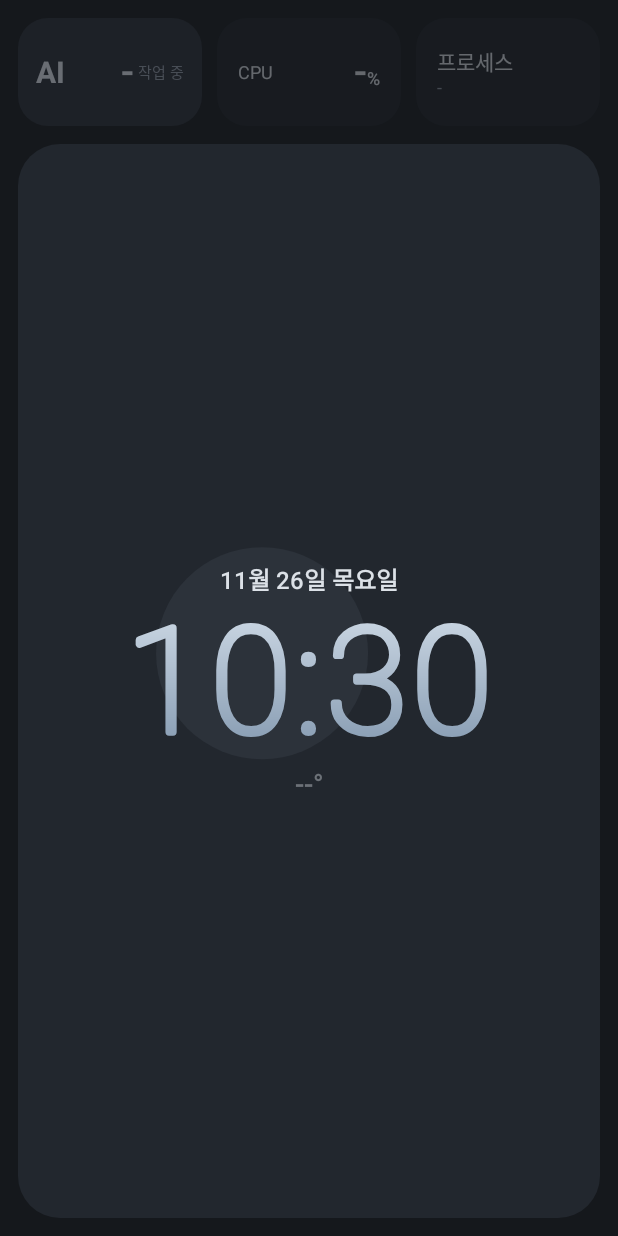
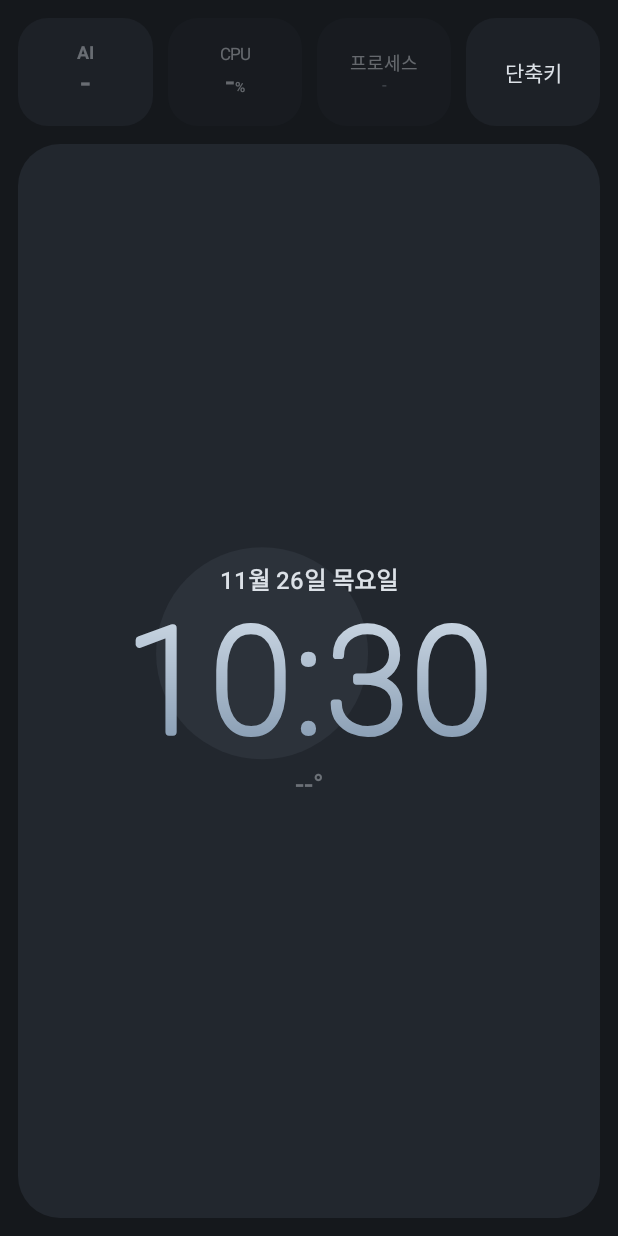
Before and after one commit to HYEONSIKOH/sidedesk, an Android app built with Jetpack Compose: the screen it shows after launch (MainActivity), on a phone screen of 412 x 824 dp. Run offline under Robolectric (Android 15) with nearby library versions, the phone set to English and light mode, and no system bars; libraries missing offline, so code that uses them is left out: uniffi.sidedesk_core, uniffi.sidedesk_core.bleServiceData, uniffi.sidedesk_core.bleServiceUuid, uniffi.sidedesk_core.generateKeyPair, uniffi.sidedesk_core.newRequestId.

Commit message:
[feature/SD-9] 안드로이드 단축키 화면, 작은 칸, 실행 명령 추가
Co-Authored-By: Claude Opus 5.5 <noreply@anthropic.com>

```diff
--- a/android/app/src/main/kotlin/io/github/hyeonsikoh/sidedesk/MainActivity.kt
+++ b/android/app/src/main/kotlin/io/github/hyeonsikoh/sidedesk/MainActivity.kt
@@ -20,6 +20,8 @@ import io.github.hyeonsikoh.sidedesk.ai.AiViewModel
 import io.github.hyeonsikoh.sidedesk.ai.PhoneBuzzer
 import io.github.hyeonsikoh.sidedesk.clock.ClockViewModel
 import io.github.hyeonsikoh.sidedesk.desk.AiPart
+import io.github.hyeonsikoh.sidedesk.desk.ShortcutPart
+import io.github.hyeonsikoh.sidedesk.shortcut.ShortcutViewModel
 import io.github.hyeonsikoh.sidedesk.clock.PickActions
 import io.github.hyeonsikoh.sidedesk.clock.PrefsSettings
 import io.github.hyeonsikoh.sidedesk.desk.ClockPart
@@ -52,6 +54,9 @@ class MainActivity : ComponentActivity() {
     }
     private val ai: AiViewModel by viewModels {
         viewModelFactory { initializer { AiViewModel(app.link, PhoneBuzzer(app)) } }
+    }
+    private val shortcuts: ShortcutViewModel by viewModels {
+        viewModelFactory { initializer { ShortcutViewModel(app.link, PhoneBuzzer(app)) { newRequestId().toLong() } } }
     }
     private val clock: ClockViewModel by viewModels {
         viewModelFactory { initializer { ClockViewModel(app.link, settings) } }
@@ -98,6 +103,7 @@ class MainActivity : ComponentActivity() {
                         part,
                         actions,
                         aiPart,
+                        ShortcutPart(shortcuts.state.collectAsStateWithLifecycle().value, shortcuts::press),
                         modal = if (askLocation.value) LOCATION_NOTICE else null,
                         onModal = ::answerLocation,
                     )
--- a/android/app/src/main/kotlin/io/github/hyeonsikoh/sidedesk/ai/AiScreen.kt
+++ b/android/app/src/main/kotlin/io/github/hyeonsikoh/sidedesk/ai/AiScreen.kt
@@ -262,7 +262,7 @@ fun AiTile(state: AiScreenState, modifier: Modifier) {
         }
     }
     val busy = state.busy ?: 0
-    Box(
+    BoxWithConstraints(
         modifier
             .scale(pulse.value)
             .clip(RoundedCornerShape(20.dp))
@@ -280,11 +280,20 @@ fun AiTile(state: AiScreenState, modifier: Modifier) {
                 )
             }
         } else {
-            Row(Modifier.align(Alignment.Center).alpha(if (state.dimmed) DIM else 1f), verticalAlignment = Alignment.CenterVertically) {
-                Text("AI", color = Palette.ink, fontSize = fit(20.dp), fontWeight = FontWeight.Bold, maxLines = 1)
-                Spacer(Modifier.weight(1f))
-                Text(state.busy?.toString() ?: "-", color = Palette.ink, fontSize = fit(26.dp), fontWeight = FontWeight.Medium, maxLines = 1)
-                Text(" 작업 중", color = Palette.muted, fontSize = fit(10.dp), maxLines = 1)
+            val count = state.busy?.toString() ?: "-"
+            if (maxWidth < 72.dp) {
+                // 좁은 세로에서 칸이 넷이면 "작업 중"은 빼고 위아래로 쌓는다.
+                Column(Modifier.align(Alignment.Center).alpha(if (state.dimmed) DIM else 1f), horizontalAlignment = Alignment.CenterHorizontally) {
+                    Text("AI", color = Palette.ink, fontSize = fit(12.dp), fontWeight = FontWeight.Bold, maxLines = 1)
+                    Text(count, color = Palette.ink, fontSize = fit(22.dp), fontWeight = FontWeight.Medium, maxLines = 1)
+                }
+            } else {
+                Row(Modifier.align(Alignment.Center).alpha(if (state.dimmed) DIM else 1f), verticalAlignment = Alignment.CenterVertically) {
+                    Text("AI", color = Palette.ink, fontSize = fit(20.dp), fontWeight = FontWeight.Bold, maxLines = 1)
+                    Spacer(Modifier.weight(1f))
+                    Text(count, color = Palette.ink, fontSize = fit(26.dp), fontWeight = FontWeight.Medium, maxLines = 1)
+                    Text(" 작업 중", color = Palette.muted, fontSize = fit(10.dp), maxLines = 1)
+                }
             }
             if (state.waiting) {
                 Box(Modifier.align(Alignment.TopEnd).padding(top = 10.dp).size(7.dp).clip(CircleShape).background(Palette.waiting))
--- a/android/app/src/main/kotlin/io/github/hyeonsikoh/sidedesk/desk/DeskScreen.kt
+++ b/android/app/src/main/kotlin/io/github/hyeonsikoh/sidedesk/desk/DeskScreen.kt
@@ -58,6 +58,9 @@ import io.github.hyeonsikoh.sidedesk.ai.AiScreenState
 import io.github.hyeonsikoh.sidedesk.ai.AiTile
 import io.github.hyeonsikoh.sidedesk.ai.ForgeTab
 import io.github.hyeonsikoh.sidedesk.clock.ClockState
+import io.github.hyeonsikoh.sidedesk.shortcut.ShortcutBig
+import io.github.hyeonsikoh.sidedesk.shortcut.ShortcutState
+import io.github.hyeonsikoh.sidedesk.shortcut.ShortcutTile
 import io.github.hyeonsikoh.sidedesk.clock.HomeBig
 import io.github.hyeonsikoh.sidedesk.clock.HomeTile
 import io.github.hyeonsikoh.sidedesk.clock.PickActions
@@ -99,6 +102,13 @@ class AiPart(val state: AiScreenState, val selectTab: (ForgeTab) -> Unit) {
     }
 }
 
+/** 단축키 쪽 상태와 할 일 */
+class ShortcutPart(val state: ShortcutState, val press: (Int) -> Unit) {
+    companion object {
+        val EMPTY = ShortcutPart(ShortcutState()) {}
+    }
+}
+
 /** 시계 쪽 상태와 할 일. 홈 큰 화면, 홈 작은 칸, 고르기에 쓴다. */
 class ClockPart(
     val state: ClockState,
@@ -117,13 +127,14 @@ fun DeskScreen(
     clock: ClockPart,
     actions: DeskActions,
     ai: AiPart = AiPart.EMPTY,
+    shortcuts: ShortcutPart = ShortcutPart.EMPTY,
     modal: Confirm? = null,
     /** 안내 창 답. true 확인, false 취소 버튼, null 바깥 누르기나 뒤로 가기 */
     onModal: (Boolean?) -> Unit = {},
 ) {
     val shown = state.asking?.let(::killConfirm) ?: modal
     Box(Modifier.fillMaxSize().background(Palette.ground)) {
-        Content(state, clock, ai, actions, Modifier.behindModal(shown != null))
+        Content(state, clock, ai, shortcuts, actions, Modifier.behindModal(shown != null))
         ConfirmModal(
             shown,
             onConfirm = { if (state.asking != null) actions.confirmKill() else onModal(true) },
@@ -142,27 +153,30 @@ private fun killConfirm(process: ProcessInfo) = Confirm(
 )
 
 @Composable
-private fun Content(state: DeskState, clock: ClockPart, ai: AiPart, actions: DeskActions, modifier: Modifier) {
+private fun Content(state: DeskState, clock: ClockPart, ai: AiPart, shortcuts: ShortcutPart, actions: DeskActions, modifier: Modifier) {
     val now = rememberNow(clock.now)
     BoxWithConstraints(modifier.fillMaxSize().safeDrawingPadding().padding(12.dp)) {
         val wide = maxWidth >= maxHeight
         if (wide) {
             Row(Modifier.fillMaxSize(), horizontalArrangement = Arrangement.spacedBy(12.dp)) {
-                Big(state, clock, ai, now, actions, Modifier.weight(1f).fillMaxHeight())
+                Big(state, clock, ai, shortcuts, now, actions, Modifier.weight(1f).fillMaxHeight())
                 Column(Modifier.width(132.dp), verticalArrangement = Arrangement.spacedBy(10.dp)) {
-                    SmallTiles(state, clock, ai, now, actions, Modifier.fillMaxWidth().height(72.dp))
+                    SmallTiles(state, clock, ai, shortcuts, now, actions, Modifier.fillMaxWidth().weight(1f, fill = false).height(72.dp))
                 }
             }
         } else {
             Column(Modifier.fillMaxSize(), verticalArrangement = Arrangement.spacedBy(12.dp)) {
                 Row(Modifier.fillMaxWidth(), horizontalArrangement = Arrangement.spacedBy(10.dp)) {
-                    SmallTiles(state, clock, ai, now, actions, Modifier.weight(1f).height(72.dp))
+                    SmallTiles(state, clock, ai, shortcuts, now, actions, Modifier.weight(1f).height(72.dp))
                 }
-                Big(state, clock, ai, now, actions, Modifier.weight(1f).fillMaxWidth())
+                Big(state, clock, ai, shortcuts, now, actions, Modifier.weight(1f).fillMaxWidth())
             }
         }
     }
 }
+
+/** 이보다 좁은 작은 칸은 글자를 위아래로 쌓는다. */
+internal val NARROW = 96.dp
 
 /** 큰 화면 판. 시험에서 찾는다. */
 const val BIG = "big"
@@ -171,7 +185,7 @@ const val BIG = "big"
 private fun Modifier.dim(dimmed: Boolean) = alpha(if (dimmed) 0.4f else 1f)
 
 @Composable
-private fun SmallTiles(state: DeskState, clock: ClockPart, ai: AiPart, now: Long, actions: DeskActions, tile: Modifier) {
+private fun SmallTiles(state: DeskState, clock: ClockPart, ai: AiPart, shortcuts: ShortcutPart, now: Long, actions: DeskActions, tile: Modifier) {
     // 고르는 중에 작은 칸을 누르면 고르기를 닫고 그 화면으로 간다.
     fun go(screen: Screen) {
         clock.actions.done()
@@ -183,12 +197,13 @@ private fun SmallTiles(state: DeskState, clock: ClockPart, ai: AiPart, now: Long
             Screen.Ai -> AiTile(ai.state, tile.clickable { go(Screen.Ai) })
             Screen.Perf -> CpuTile(state.perf?.cpu, tile.clickable { go(Screen.Perf) }.dim(state.dimmed))
             Screen.Processes -> TopProcessTile(state.rows.firstOrNull(), tile.clickable { go(Screen.Processes) }.dim(state.dimmed))
+            Screen.Shortcuts -> ShortcutTile(shortcuts.state, tile.clickable { go(Screen.Shortcuts) })
         }
     }
 }
 
 @Composable
-private fun Big(state: DeskState, clock: ClockPart, ai: AiPart, now: Long, actions: DeskActions, modifier: Modifier) {
+private fun Big(state: DeskState, clock: ClockPart, ai: AiPart, shortcuts: ShortcutPart, now: Long, actions: DeskActions, modifier: Modifier) {
     val home = state.big == Screen.Home
     val picking = home && clock.state.picking
     val swipe = with(LocalDensity.current) { 60.dp.toPx() }
@@ -218,6 +233,7 @@ private fun Big(state: DeskState, clock: ClockPart, ai: AiPart, now: Long, actio
             Screen.Ai -> AiBig(ai.state, now, ai.selectTab)
             Screen.Perf -> PerfScreen(state, Modifier.dim(state.dimmed))
             Screen.Processes -> ProcessScreen(state, actions, Modifier.dim(state.dimmed))
+            Screen.Shortcuts -> ShortcutBig(shortcuts.state, shortcuts.press)
         }
         if (home && !picking) {
             clock.notice?.let {
@@ -455,8 +471,15 @@ private fun ProcessRow(process: ProcessInfo, share: Float, onClick: () -> Unit)
 
 @Composable
 private fun CpuTile(cpu: Float?, modifier: Modifier) {
-    Box(modifier.clip(RoundedCornerShape(20.dp)).background(Palette.side)) {
+    BoxWithConstraints(modifier.clip(RoundedCornerShape(20.dp)).background(Palette.side)) {
         Liquid(cpu, Modifier.fillMaxSize())
+        if (maxWidth < NARROW) {
+            // 좁은 세로에서 작은 칸이 넷이면 칸이 72dp 남짓이라 글자를 위아래로 쌓는다.
+            Column(Modifier.fillMaxSize(), verticalArrangement = Arrangement.Center, horizontalAlignment = Alignment.CenterHorizontally) {
+                Text("CPU", color = Palette.ink, fontSize = fit(11.dp), maxLines = 1)
+                Percent(cpu, fit(20.dp))
+            }
+        } else {
             Row(Modifier.fillMaxSize().padding(horizontal = 14.dp), verticalAlignment = Alignment.CenterVertically) {
                 Text("CPU", color = Palette.ink, fontSize = 12.sp)
                 Spacer(Modifier.weight(1f))
@@ -464,15 +487,27 @@ private fun CpuTile(cpu: Float?, modifier: Modifier) {
             }
         }
     }
+}
 
 @Composable
 private fun TopProcessTile(top: ProcessInfo?, modifier: Modifier) {
+    BoxWithConstraints(modifier.clip(RoundedCornerShape(20.dp)).background(Palette.side)) {
+        val narrow = maxWidth < NARROW
         Column(
-        modifier.clip(RoundedCornerShape(20.dp)).background(Palette.side).padding(horizontal = 14.dp),
+            Modifier.fillMaxSize().padding(horizontal = if (narrow) 8.dp else 14.dp),
             verticalArrangement = Arrangement.Center,
+            horizontalAlignment = if (narrow) Alignment.CenterHorizontally else Alignment.Start,
         ) {
-        Text(top?.name ?: "프로세스", color = Palette.ink, fontSize = 14.sp, fontWeight = FontWeight.Medium, maxLines = 1, overflow = TextOverflow.Ellipsis)
-        Text(top?.let { "%.1f%%".format(it.cpu) } ?: "-", color = Palette.muted, fontSize = 12.sp)
+            Text(
+                top?.name ?: "프로세스",
+                color = Palette.ink,
+                fontSize = if (narrow) fit(12.dp) else 14.sp,
+                fontWeight = FontWeight.Medium,
+                maxLines = 1,
+                overflow = TextOverflow.Ellipsis,
+            )
+            Text(top?.let { "%.1f%%".format(it.cpu) } ?: "-", color = Palette.muted, fontSize = if (narrow) fit(11.dp) else 12.sp, maxLines = 1)
+        }
     }
 }
 
--- a/android/app/src/main/kotlin/io/github/hyeonsikoh/sidedesk/desk/DeskViewModel.kt
+++ b/android/app/src/main/kotlin/io/github/hyeonsikoh/sidedesk/desk/DeskViewModel.kt
@@ -4,7 +4,7 @@ import androidx.lifecycle.ViewModel
 import androidx.lifecycle.viewModelScope
 import io.github.hyeonsikoh.sidedesk.link.ComputerLink
 import io.github.hyeonsikoh.sidedesk.link.KillCommand
-import io.github.hyeonsikoh.sidedesk.link.KillResult
+import io.github.hyeonsikoh.sidedesk.link.CommandResult
 import io.github.hyeonsikoh.sidedesk.link.LinkState
 import io.github.hyeonsikoh.sidedesk.link.Perf
 import io.github.hyeonsikoh.sidedesk.link.ProcessInfo
@@ -21,7 +21,13 @@ import kotlinx.coroutines.launch
 enum class Sort { Cpu, Memory }
 
 /** 큰 화면에 띄울 수 있는 것. 옆으로 밀면 이 차례로 돈다. */
-enum class Screen(val topic: Topic) { Home(Topic.Weather), Ai(Topic.Ai), Perf(Topic.Perf), Processes(Topic.Processes) }
+enum class Screen(val topic: Topic) {
+    Home(Topic.Weather),
+    Ai(Topic.Ai),
+    Perf(Topic.Perf),
+    Processes(Topic.Processes),
+    Shortcuts(Topic.Shortcuts),
+}
 
 data class DeskState(
     val big: Screen = Screen.Home,
@@ -88,7 +94,7 @@ class DeskViewModel(
             link.state.collect { link -> _state.update { it.copy(dimmed = link !is LinkState.Connected) } }
         }
         viewModelScope.launch {
-            link.killResults.collect { result ->
+            link.results.collect { result ->
                 val name = names.remove(result.commandId) ?: return@collect
                 _state.update { it.copy(notice = message(name, result)) }
             }
@@ -122,7 +128,7 @@ class DeskViewModel(
         val target = _state.value.asking ?: return
         val id = newCommandId()
         names[id] = target.name
-        link.kill(KillCommand(id, target.pid, target.startedAt))
+        link.send(KillCommand(id, target.pid, target.startedAt))
         viewModelScope.launch {
             delay(LinkOwner.KILL_LIMIT_MILLIS)
             link.giveUp(id)
@@ -142,7 +148,7 @@ class DeskViewModel(
         Sort.Memory -> list.sortedByDescending { it.memoryBytes }
     }
 
-    private fun message(name: String, result: KillResult) = when {
+    private fun message(name: String, result: CommandResult) = when {
         result.ok -> "${eul(name)} 끝냈습니다"
         result.reason.isBlank() -> "${eul(name)} 끝내지 못했습니다"
         else -> "${eul(name)} 끝내지 못했습니다. ${result.reason}"
--- a/android/app/src/main/kotlin/io/github/hyeonsikoh/sidedesk/link/ComputerLink.kt
+++ b/android/app/src/main/kotlin/io/github/hyeonsikoh/sidedesk/link/ComputerLink.kt
@@ -39,7 +39,13 @@ interface ComputerLink {
     /** 세션 알림. 버리지 않는다. 한 연결 안의 같은 id 는 한 번만 온다. */
     val alerts: SharedFlow<AiAlert>
 
-    val killResults: SharedFlow<KillResult>
+    /** 지금 붙은 컴퓨터의 단축키 목록. 다른 컴퓨터가 붙으면 지운다. */
+    val shortcuts: StateFlow<List<Shortcut>?>
+
+    /** 지금 컴퓨터의 목록에 있는 단축키면 명령으로 두고 true, 아니면 보내지 않고 false */
+    fun runShortcut(command: RunShortcut): Boolean
+
+    val results: SharedFlow<CommandResult>
 
     fun start()
 
@@ -50,7 +56,7 @@ interface ComputerLink {
     fun setLocation(location: LocationState)
 
     /** 결과가 올 때까지 다시 이어질 때마다 같은 번호로 보낸다. */
-    fun kill(command: KillCommand)
+    fun send(command: Command)
 
     /** 기한 안에 결과가 없으면 부른다. 아직 남아 있으면 지우고 실패로 알린다. */
     fun giveUp(commandId: Long)
--- a/android/app/src/main/kotlin/io/github/hyeonsikoh/sidedesk/link/PhoneLink.kt
+++ b/android/app/src/main/kotlin/io/github/hyeonsikoh/sidedesk/link/PhoneLink.kt
@@ -27,7 +27,8 @@ class PhoneLink(context: Context, private val keys: KeyFiles) : ComputerLink {
     override val sessions = owner.sessions
     override val forge = owner.forge
     override val alerts = owner.alerts
-    override val killResults = owner.killResults
+    override val shortcuts = owner.shortcuts
+    override val results = owner.results
 
     // 줄이 하나라서 이전 소켓을 닫은 뒤에만 같은 이름을 다시 연다.
     private val acceptor = Executors.newSingleThreadExecutor()
@@ -52,9 +53,11 @@ class PhoneLink(context: Context, private val keys: KeyFiles) : ComputerLink {
 
     override fun setLocation(location: LocationState) = owner.setLocation(location)
 
-    override fun kill(command: KillCommand) = owner.kill(command)
+    override fun send(command: Command) = owner.send(command)
 
     override fun giveUp(commandId: Long) = owner.giveUp(commandId)
+
+    override fun runShortcut(command: RunShortcut) = owner.runShortcut(command)
 
     /** 시작된 상태에서만 다시 연다(앱이 뒤에 있으면 앞으로 올 때 열린다). */
     override fun restartBluetooth() {
--- /dev/null
+++ b/android/app/src/main/kotlin/io/github/hyeonsikoh/sidedesk/shortcut/ShortcutViewModel.kt
@@ -0,0 +1,90 @@
+package io.github.hyeonsikoh.sidedesk.shortcut
+
+import androidx.lifecycle.ViewModel
+import androidx.lifecycle.viewModelScope
+import io.github.hyeonsikoh.sidedesk.ai.Buzzer
+import io.github.hyeonsikoh.sidedesk.desk.eul
+import io.github.hyeonsikoh.sidedesk.link.CommandResult
+import io.github.hyeonsikoh.sidedesk.link.ComputerLink
+import io.github.hyeonsikoh.sidedesk.link.LinkOwner
+import io.github.hyeonsikoh.sidedesk.link.LinkState
+import io.github.hyeonsikoh.sidedesk.link.RunShortcut
+import io.github.hyeonsikoh.sidedesk.link.Shortcut
+import kotlinx.coroutines.Job
+import kotlinx.coroutines.delay
+import kotlinx.coroutines.flow.MutableStateFlow
+import kotlinx.coroutines.flow.StateFlow
+import kotlinx.coroutines.flow.asStateFlow
+import kotlinx.coroutines.flow.update
+import kotlinx.coroutines.launch
+
+data class ShortcutState(
+    /** 지금 컴퓨터의 목록. 받은 적 없으면 null */
+    val items: List<Shortcut>? = null,
+    val dimmed: Boolean = false,
+    /** 실패할 때만 한 줄. 4초 뒤 사라진다 */
+    val notice: String? = null,
+)
+
+class ShortcutViewModel(
+    private val link: ComputerLink,
+    private val buzzer: Buzzer,
+    /** 명령 번호. 앱을 다시 켜도 겹치지 않아야 한다. */
+    private val newCommandId: () -> Long,
+) : ViewModel() {
+    private val _state = MutableStateFlow(ShortcutState())
+    val state: StateFlow<ShortcutState> = _state.asStateFlow()
+
+    private val names = mutableMapOf<Long, String>()
+    private var clearing: Job? = null
+
+    init {
+        viewModelScope.launch { link.shortcuts.collect { list -> _state.update { it.copy(items = list) } } }
+        viewModelScope.launch {
+            link.state.collect { link -> _state.update { it.copy(dimmed = link !is LinkState.Connected) } }
+        }
+        viewModelScope.launch {
+            link.results.collect { result ->
+                val name = names.remove(result.commandId) ?: return@collect
+                if (!result.ok) show(failure(name, result))
+            }
+        }
+    }
+
+    /** 진동 한 번 하고 번호만 보낸다. 성공은 말없이 넘어가고 실패만 알린다. */
+    fun press(id: Int) {
+        val item = _state.value.items?.firstOrNull { it.id == id } ?: return
+        buzzer.tap()
+        val command = RunShortcut(newCommandId(), id)
+        if (!link.runShortcut(command)) {
+            show(LinkOwner.NOT_CONNECTED)
+            return
+        }
+        names[command.commandId] = item.name
+        viewModelScope.launch {
+            delay(LinkOwner.KILL_LIMIT_MILLIS)
+            link.giveUp(command.commandId)
+        }
+    }
+
+    private fun show(text: String) {
+        _state.update { it.copy(notice = text) }
+        clearing?.cancel()
+        clearing = viewModelScope.launch {
+            delay(NOTICE_MILLIS)
+            _state.update { if (it.notice == text) it.copy(notice = null) else it }
+        }
+    }
+
+    companion object {
+        const val NOTICE_MILLIS = 4_000L
+        private const val GENERIC = "실행하지 못했습니다"
+
+        /** 이름이 비면 "단축키를", 이유가 비거나 "실행하지 못했습니다"면 겹치지 않게 뺀다. */
+        fun failure(name: String, result: CommandResult): String {
+            val head = "${if (name.isBlank()) "단축키를" else eul(name)} 실행하지 못했습니다"
+            val reason = result.reason.trim()
+            return if (reason.isEmpty() || reason == GENERIC) head else "$head. $reason"
+        }
+    }
+}
```
Also changed, not shown: android/app/src/main/kotlin/io/github/hyeonsikoh/sidedesk/ai/Buzzer.kt (+8 -0 lines), android/app/src/main/kotlin/io/github/hyeonsikoh/sidedesk/clock/Icons.kt (+1 -6 lines), android/app/src/main/kotlin/io/github/hyeonsikoh/sidedesk/link/Connection.kt (+27 -5 lines), android/app/src/main/kotlin/io/github/hyeonsikoh/sidedesk/link/Feed.kt (+25 -3 lines), android/app/src/main/kotlin/io/github/hyeonsikoh/sidedesk/link/LinkOwner.kt (+47 -8 lines), android/app/src/main/kotlin/io/github/hyeonsikoh/sidedesk/shortcut/Glyphs.kt (added, +161 -0 lines), android/app/src/main/kotlin/io/github/hyeonsikoh/sidedesk/shortcut/ShortcutScreen.kt (added, +205 -0 lines), 4 other files. Lines whose indentation alone changed are shown as unchanged.
